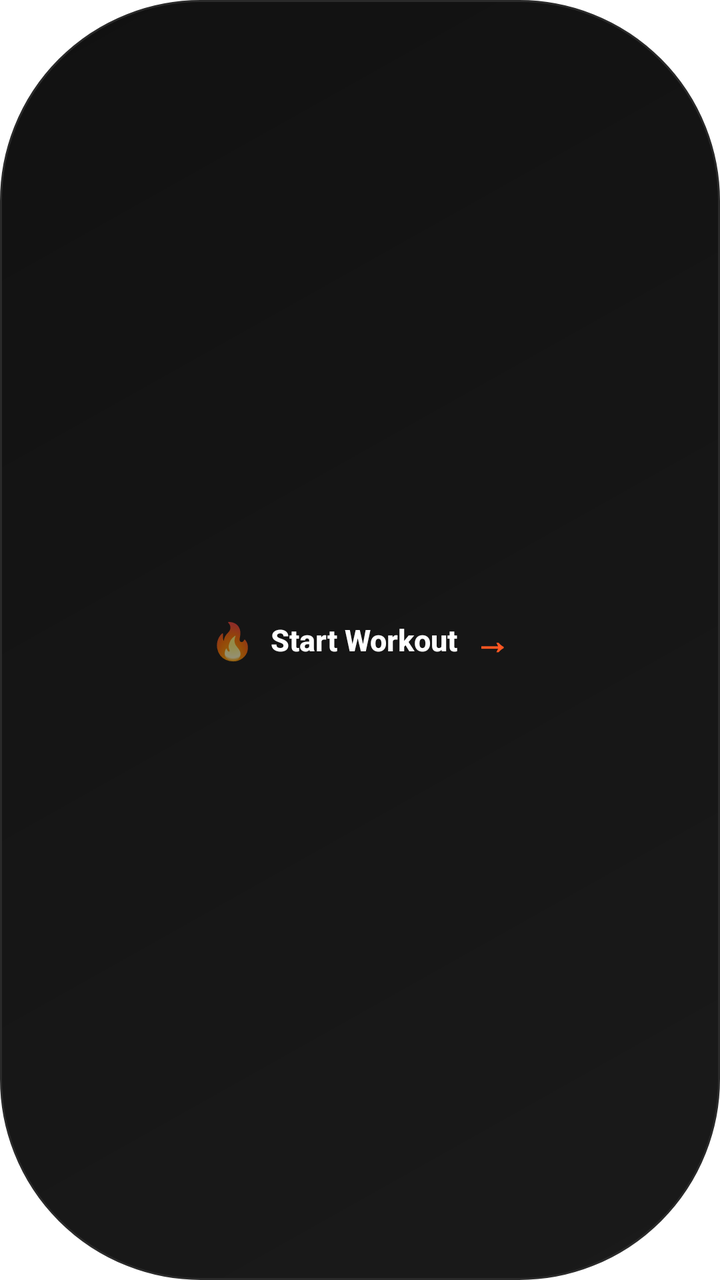
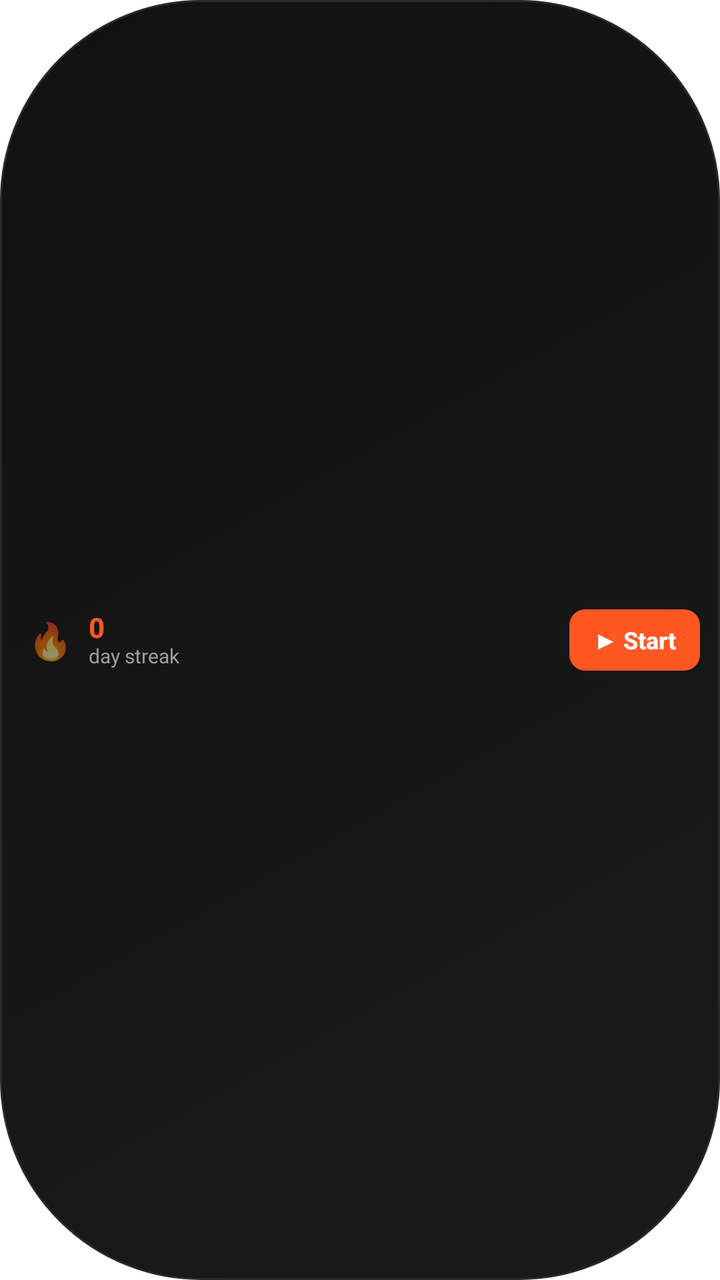

The first picture is an Android layout as it rendered before a commit; the second is the same layout after the commit. The layout source and the unified diff follow.
<!-- AndroidManifest.xml: fallback theme Theme.MaterialComponents.DayNight.NoActionBar -->
<!-- res/layout/widget_2x1.xml -->
<?xml version="1.0" encoding="utf-8"?>
<LinearLayout xmlns:android="http://schemas.android.com/apk/res/android"
    android:id="@+id/widget_container"
    android:layout_width="match_parent"
    android:layout_height="match_parent"
    android:orientation="horizontal"
    android:background="@drawable/widget_pill_bg"
    android:paddingStart="16dp"
    android:paddingEnd="16dp"
    android:paddingTop="8dp"
    android:paddingBottom="8dp"
    android:gravity="center">

    <TextView
        android:layout_width="wrap_content"
        android:layout_height="wrap_content"
        android:text="🔥"
        android:textSize="18sp" />

    <TextView
        android:layout_width="wrap_content"
        android:layout_height="wrap_content"
        android:text="Start Workout"
        android:textColor="#FFFFFF"
        android:textSize="15sp"
        android:textStyle="bold"
        android:fontFamily="sans-serif-medium"
        android:layout_marginStart="8dp" />

    <TextView
        android:layout_width="wrap_content"
        android:layout_height="wrap_content"
        android:text="→"
        android:textColor="#FF5722"
        android:textSize="18sp"
        android:textStyle="bold"
        android:layout_marginStart="8dp" />
</LinearLayout>
<!-- resources referenced by this layout -->
<resources>
  <!-- drawable widget_pill_bg (drawable) -->
  <?xml version="1.0" encoding="utf-8"?>
  <shape xmlns:android="http://schemas.android.com/apk/res/android"
      android:shape="rectangle">
      <gradient
          android:startColor="#1A1A1A"
          android:endColor="#111111"
          android:angle="135"
          android:type="linear" />
      <corners android:radius="100dp" />
      <stroke android:width="1dp" android:color="#2A2A2A" />
  </shape>
</resources>

<!-- the commit's change to res/layout/widget_2x1.xml (unified diff, before → after) -->
@@ -5,34 +5,77 @@
     android:layout_height="match_parent"
     android:orientation="horizontal"
     android:background="@drawable/widget_pill_bg"
-    android:paddingStart="16dp"
-    android:paddingEnd="16dp"
-    android:paddingTop="8dp"
-    android:paddingBottom="8dp"
-    android:gravity="center">
+    android:paddingStart="14dp"
+    android:paddingEnd="10dp"
+    android:paddingTop="6dp"
+    android:paddingBottom="6dp"
+    android:gravity="center_vertical">
 
-    <TextView
+    
+    <LinearLayout
+        android:layout_width="0dp"
+        android:layout_height="wrap_content"
+        android:layout_weight="1"
+        android:orientation="horizontal"
+        android:gravity="center_vertical">
+
+        <TextView
+            android:layout_width="wrap_content"
+            android:layout_height="wrap_content"
+            android:text="🔥"
+            android:textSize="18sp" />
+
+        <LinearLayout
+            android:layout_width="wrap_content"
+            android:layout_height="wrap_content"
+            android:orientation="vertical"
+            android:layout_marginStart="8dp">
+
+            <TextView
+                android:id="@+id/streak_count"
+                android:layout_width="wrap_content"
+                android:layout_height="wrap_content"
+                android:text="0"
+                android:textColor="#FF5722"
+                android:textSize="14sp"
+                android:textStyle="bold"
+                android:fontFamily="sans-serif-medium"
+                android:includeFontPadding="false" />
+
+            <TextView
+                android:id="@+id/streak_label"
+                android:layout_width="wrap_content"
+                android:layout_height="wrap_content"
+                android:text="day streak"
+                android:textColor="#9E9E9E"
+                android:textSize="10sp"
+                android:fontFamily="sans-serif"
+                android:maxLines="1"
+                android:ellipsize="end"
+                android:includeFontPadding="false" />
+        </LinearLayout>
+    </LinearLayout>
+
+    
+    <LinearLayout
+        android:id="@+id/btn_start_workout"
         android:layout_width="wrap_content"
         android:layout_height="wrap_content"
-        android:text="🔥"
-        android:textSize="18sp" />
+        android:orientation="horizontal"
+        android:background="@drawable/widget_button_bg"
+        android:paddingStart="12dp"
+        android:paddingEnd="12dp"
+        android:paddingTop="7dp"
+        android:paddingBottom="7dp"
+        android:gravity="center">
 
-    <TextView
-        android:layout_width="wrap_content"
-        android:layout_height="wrap_content"
-        android:text="Start Workout"
-        android:textColor="#FFFFFF"
-        android:textSize="15sp"
-        android:textStyle="bold"
-        android:fontFamily="sans-serif-medium"
-        android:layout_marginStart="8dp" />
-
-    <TextView
-        android:layout_width="wrap_content"
-        android:layout_height="wrap_content"
-        android:text="→"
-        android:textColor="#FF5722"
-        android:textSize="18sp"
-        android:textStyle="bold"
-        android:layout_marginStart="8dp" />
+        <TextView
+            android:layout_width="wrap_content"
+            android:layout_height="wrap_content"
+            android:text="▶ Start"
+            android:textColor="#FFFFFF"
+            android:textSize="12sp"
+            android:textStyle="bold"
+            android:fontFamily="sans-serif-medium" />
+    </LinearLayout>
 </LinearLayout>
<!-- resource entries referenced after the edit -->
@@ -1,5 +1,11 @@
 <!-- resources referenced by this layout -->
 <resources>
+  <!-- drawable widget_button_bg (drawable) -->
+  <?xml version="1.0" encoding="utf-8"?>
+  <shape xmlns:android="http://schemas.android.com/apk/res/android">
+      <solid android:color="#FF5722" />
+      <corners android:radius="8dp" />
+  </shape>
   <!-- drawable widget_pill_bg (drawable) -->
   <?xml version="1.0" encoding="utf-8"?>
   <shape xmlns:android="http://schemas.android.com/apk/res/android"
